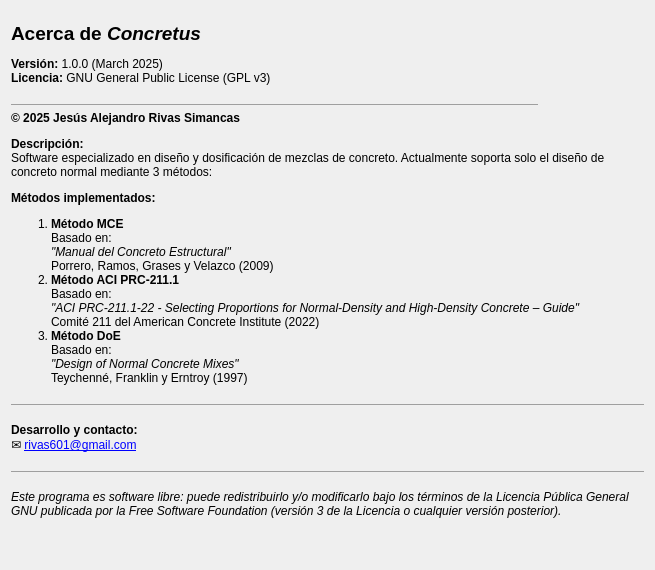
Qt form gui/ui/about_dialog.ui (AMK-ULTRA/Concretus) before a commit.
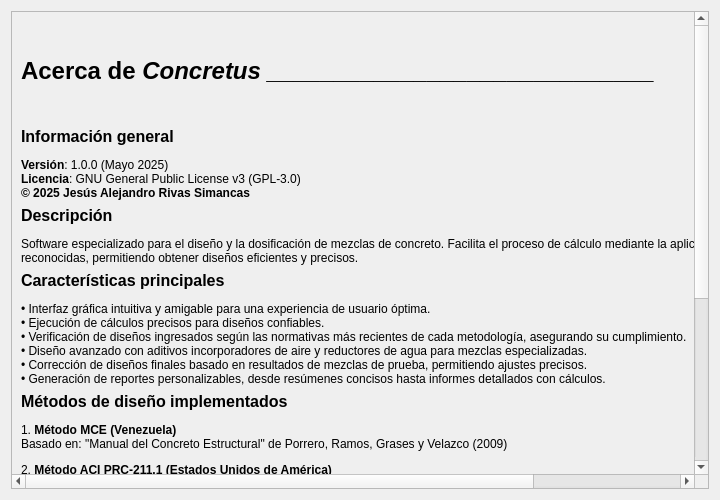
The same form after that commit. Icons and pictures are not drawn.

Commit message: Added new information and formatting to the About dialog. Implemented a reset button to restore all data models and UI fields, returning the user to the welcome widget.

Diff of the .ui file:
```diff
--- a/gui/ui/about_dialog.ui
+++ b/gui/ui/about_dialog.ui
@@ -9,8 +9,8 @@
    <rect>
     <x>0</x>
     <y>0</y>
-    <width>655</width>
-    <height>570</height>
+    <width>720</width>
+    <height>500</height>
    </rect>
   </property>
   <property name="sizePolicy">
@@ -19,271 +19,136 @@
     <verstretch>0</verstretch>
    </sizepolicy>
   </property>
-  <property name="minimumSize">
-   <size>
-    <width>655</width>
-    <height>570</height>
-   </size>
-  </property>
-  <property name="maximumSize">
-   <size>
-    <width>655</width>
-    <height>570</height>
-   </size>
-  </property>
   <property name="windowTitle">
    <string>Info</string>
   </property>
   <property name="locale">
    <locale language="Spanish" country="Venezuela"/>
   </property>
-  <layout class="QVBoxLayout" name="verticalLayout" stretch="0,1">
-   <property name="spacing">
-    <number>0</number>
-   </property>
-   <property name="bottomMargin">
-    <number>0</number>
-   </property>
+  <layout class="QVBoxLayout" name="verticalLayout">
    <item>
-    <layout class="QHBoxLayout" name="horizontalLayout" stretch="1,0">
-     <property name="spacing">
-      <number>6</number>
-     </property>
-     <item>
-      <widget class="QLabel" name="title">
-       <property name="text">
-        <string>&lt;html&gt;
-
-&lt;head&gt;
-&lt;meta http-equiv=Content-Type content=&quot;text/html; charset=windows-1252&quot;&gt;
-&lt;meta name=Generator content=&quot;Microsoft Word 15 (filtered)&quot;&gt;
-&lt;style&gt;
-&lt;!--
- /* Font Definitions */
- @font-face
-	{font-family:Wingdings;
-	panose-1:5 0 0 0 0 0 0 0 0 0;}
-@font-face
-	{font-family:&quot;Cambria Math&quot;;
-	panose-1:2 4 5 3 5 4 6 3 2 4;}
-@font-face
-	{font-family:Calibri;
-	panose-1:2 15 5 2 2 2 4 3 2 4;}
-@font-face
-	{font-family:Aptos;}
- /* Style Definitions */
- p.MsoNormal, li.MsoNormal, div.MsoNormal
-	{margin-top:0in;
-	margin-right:0in;
-	margin-bottom:8.0pt;
-	margin-left:0in;
-	line-height:107%;
-	font-size:11.0pt;
-	font-family:&quot;Aptos&quot;,sans-serif;}
-.MsoChpDefault
-	{font-family:&quot;Aptos&quot;,sans-serif;}
-.MsoPapDefault
-	{margin-bottom:8.0pt;
-	line-height:107%;}
-@page WordSection1
-	{size:8.5in 11.0in;
-	margin:1.0in 1.0in 1.0in 1.0in;}
-div.WordSection1
-	{page:WordSection1;}
- /* List Definitions */
- ol
-	{margin-bottom:0in;}
-ul
-	{margin-bottom:0in;}
---&gt;
-&lt;/style&gt;
-
-&lt;/head&gt;
-
-&lt;body lang=ES-VE link=&quot;#467886&quot; vlink=&quot;#96607D&quot; style='word-wrap:break-word'&gt;
-
-&lt;div class=WordSection1&gt;
-
-&lt;p class=MsoNormal&gt;&lt;b&gt;&lt;span style='font-size:14.0pt;line-height:107%;
-font-family:&quot;Calibri&quot;,sans-serif'&gt;Acerca de &lt;i&gt;Concretus&lt;/i&gt;&lt;/span&gt;&lt;/b&gt;&lt;/p&gt;
-
-&lt;p class=MsoNormal&gt;&lt;b&gt;&lt;span style='font-family:&quot;Calibri&quot;,sans-serif'&gt;Versión:&lt;/span&gt;&lt;/b&gt;&lt;span
-style='font-family:&quot;Calibri&quot;,sans-serif'&gt;&amp;nbsp;1.0.0 (March 2025)&lt;br&gt;
-&lt;b&gt;Licencia:&lt;/b&gt;&amp;nbsp;GNU General Public License (GPL v3)&lt;/span&gt;&lt;/p&gt;
-
-&lt;div class=MsoNormal align=center style='text-align:center'&gt;&lt;span
-style='font-family:&quot;Calibri&quot;,sans-serif'&gt;
-
-&lt;hr size=1 width=&quot;100%&quot; noshade style='color:black' align=center&gt;
-
-&lt;/span&gt;&lt;/div&gt;
-
-&lt;/div&gt;
-
-&lt;/body&gt;
-
-&lt;/html&gt;</string>
-       </property>
-       <property name="alignment">
-        <set>Qt::AlignmentFlag::AlignBottom|Qt::AlignmentFlag::AlignLeading|Qt::AlignmentFlag::AlignLeft</set>
-       </property>
-      </widget>
-     </item>
-     <item>
-      <widget class="QLabel" name="label_logo">
-       <property name="minimumSize">
-        <size>
-         <width>100</width>
-         <height>100</height>
-        </size>
-       </property>
-       <property name="maximumSize">
-        <size>
-         <width>100</width>
-         <height>100</height>
-        </size>
-       </property>
-       <property name="text">
-        <string/>
-       </property>
-       <property name="pixmap">
-        <pixmap>../../assets/images/about_logo.png</pixmap>
-       </property>
-       <property name="scaledContents">
-        <bool>true</bool>
-       </property>
-      </widget>
-     </item>
-    </layout>
-   </item>
-   <item>
-    <widget class="QLabel" name="body">
-     <property name="text">
-      <string>&lt;html&gt;
-
-&lt;head&gt;
-&lt;meta http-equiv=Content-Type content=&quot;text/html; charset=windows-1252&quot;&gt;
-&lt;meta name=Generator content=&quot;Microsoft Word 15 (filtered)&quot;&gt;
-&lt;style&gt;
-&lt;!--
- /* Font Definitions */
- @font-face
-	{font-family:Wingdings;
-	panose-1:5 0 0 0 0 0 0 0 0 0;}
-@font-face
-	{font-family:&quot;Cambria Math&quot;;
-	panose-1:2 4 5 3 5 4 6 3 2 4;}
-@font-face
-	{font-family:Calibri;
-	panose-1:2 15 5 2 2 2 4 3 2 4;}
-@font-face
-	{font-family:Aptos;}
-@font-face
-	{font-family:&quot;Segoe UI Emoji&quot;;
-	panose-1:2 11 5 2 4 2 4 2 2 3;}
- /* Style Definitions */
- p.MsoNormal, li.MsoNormal, div.MsoNormal
-	{margin-top:0in;
-	margin-right:0in;
-	margin-bottom:8.0pt;
-	margin-left:0in;
-	line-height:107%;
-	font-size:11.0pt;
-	font-family:&quot;Aptos&quot;,sans-serif;}
-a:link, span.MsoHyperlink
-	{color:#467886;
-	text-decoration:underline;}
-.MsoChpDefault
-	{font-family:&quot;Aptos&quot;,sans-serif;}
-.MsoPapDefault
-	{margin-bottom:8.0pt;
-	line-height:107%;}
-@page WordSection1
-	{size:8.5in 11.0in;
-	margin:1.0in 1.0in 1.0in 1.0in;}
-div.WordSection1
-	{page:WordSection1;}
- /* List Definitions */
- ol
-	{margin-bottom:0in;}
-ul
-	{margin-bottom:0in;}
---&gt;
-&lt;/style&gt;
-
-&lt;/head&gt;
-
-&lt;body lang=ES-VE link=&quot;#467886&quot; vlink=&quot;#96607D&quot; style='word-wrap:break-word'&gt;
-
-&lt;div class=WordSection1&gt;
-
-&lt;p class=MsoNormal&gt;&lt;b&gt;&lt;span style='font-family:&quot;Calibri&quot;,sans-serif'&gt;© 2025
-Jesús Alejandro Rivas Simancas&lt;/span&gt;&lt;/b&gt;&lt;/p&gt;
-
-&lt;p class=MsoNormal&gt;&lt;b&gt;&lt;span style='font-family:&quot;Calibri&quot;,sans-serif'&gt;Descripción:&lt;/span&gt;&lt;/b&gt;&lt;span
-style='font-family:&quot;Calibri&quot;,sans-serif'&gt;&lt;br&gt;
-Software especializado en diseño y dosificación de mezclas de concreto.
-Actualmente soporta solo el diseño de concreto normal mediante 3 métodos:&lt;/span&gt;&lt;/p&gt;
-
-&lt;p class=MsoNormal&gt;&lt;b&gt;&lt;span style='font-family:&quot;Calibri&quot;,sans-serif'&gt;Métodos
-implementados:&lt;/span&gt;&lt;/b&gt;&lt;/p&gt;
-
-&lt;ol style='margin-top:0in' start=1 type=1&gt;
- &lt;li class=MsoNormal&gt;&lt;b&gt;&lt;span style='font-family:&quot;Calibri&quot;,sans-serif'&gt;Método
-     MCE&lt;/span&gt;&lt;/b&gt;&lt;span style='font-family:&quot;Calibri&quot;,sans-serif'&gt;&lt;br&gt;
-     Basado en:&lt;br&gt;
-     &lt;i&gt;&amp;quot;Manual del Concreto Estructural&amp;quot;&lt;/i&gt;&lt;br&gt;
-     Porrero, Ramos, Grases y Velazco (2009)&lt;/span&gt;&lt;/li&gt;
- &lt;li class=MsoNormal&gt;&lt;b&gt;&lt;span style='font-family:&quot;Calibri&quot;,sans-serif'&gt;Método
-     ACI PRC-211.1&lt;/span&gt;&lt;/b&gt;&lt;span style='font-family:&quot;Calibri&quot;,sans-serif'&gt;&lt;br&gt;
-     Basado en:&lt;br&gt;
-     &lt;i&gt;&amp;quot;ACI PRC-211.1-22 - Selecting Proportions for Normal-Density and
-     High-Density Concrete – Guide&amp;quot;&lt;/i&gt;&lt;br&gt;
-     Comité 211 del American Concrete Institute (2022)&lt;/span&gt;&lt;/li&gt;
- &lt;li class=MsoNormal&gt;&lt;b&gt;&lt;span style='font-family:&quot;Calibri&quot;,sans-serif'&gt;Método
-     DoE&lt;/span&gt;&lt;/b&gt;&lt;span style='font-family:&quot;Calibri&quot;,sans-serif'&gt;&lt;br&gt;
-     Basado en:&lt;br&gt;
-     &lt;i&gt;&amp;quot;Design of Normal Concrete Mixes&amp;quot;&lt;/i&gt;&lt;br&gt;
-     Teychenné, Franklin y Erntroy (1997)&lt;/span&gt;&lt;/li&gt;
-&lt;/ol&gt;
-
-&lt;div class=MsoNormal align=center style='text-align:center'&gt;&lt;span
-style='font-family:&quot;Calibri&quot;,sans-serif'&gt;
-
-&lt;hr size=1 width=&quot;100%&quot; noshade style='color:black' align=center&gt;
-
-&lt;/span&gt;&lt;/div&gt;
-
-&lt;p class=MsoNormal&gt;&lt;b&gt;&lt;span style='font-family:&quot;Calibri&quot;,sans-serif'&gt;Desarrollo
-y contacto:&lt;/span&gt;&lt;/b&gt;&lt;span style='font-family:&quot;Calibri&quot;,sans-serif'&gt;&lt;br&gt;
-&lt;/span&gt;&lt;span style='font-family:&quot;Segoe UI Emoji&quot;,sans-serif'&gt;&amp;#9993;&amp;#65039;&lt;/span&gt;&lt;span
-style='font-family:&quot;Calibri&quot;,sans-serif'&gt;&amp;nbsp;&lt;/span&gt;&lt;a
-href=&quot;mailto:rivas601@gmail.com&quot; target=&quot;_blank&quot;&gt;&lt;span style='font-family:&quot;Calibri&quot;,sans-serif'&gt;rivas601@gmail.com&lt;/span&gt;&lt;/a&gt;&lt;/p&gt;
-
-&lt;div class=MsoNormal align=center style='text-align:center'&gt;&lt;span
-style='font-family:&quot;Calibri&quot;,sans-serif'&gt;
-
-&lt;hr size=1 width=&quot;100%&quot; noshade style='color:black' align=center&gt;
-
-&lt;/span&gt;&lt;/div&gt;
-
-&lt;p class=MsoNormal&gt;&lt;i&gt;&lt;span style='font-family:&quot;Calibri&quot;,sans-serif'&gt;Este
-programa es software libre: puede redistribuirlo y/o modificarlo bajo los
-términos de la Licencia Pública General GNU publicada por la Free Software
-Foundation (versión 3 de la Licencia o cualquier versión posterior).&lt;/span&gt;&lt;/i&gt;&lt;/p&gt;
-
-&lt;/div&gt;
-
-&lt;/body&gt;
-
-&lt;/html&gt;</string>
-     </property>
-     <property name="alignment">
-      <set>Qt::AlignmentFlag::AlignLeading|Qt::AlignmentFlag::AlignLeft|Qt::AlignmentFlag::AlignTop</set>
-     </property>
-     <property name="wordWrap">
+    <widget class="QScrollArea" name="scrollArea">
+     <property name="widgetResizable">
       <bool>true</bool>
      </property>
+     <widget class="QWidget" name="scrollAreaWidgetContents">
+      <property name="geometry">
+       <rect>
+        <x>0</x>
+        <y>0</y>
+        <width>683</width>
+        <height>814</height>
+       </rect>
+      </property>
+      <layout class="QVBoxLayout" name="verticalLayout_2">
+       <item>
+        <layout class="QHBoxLayout" name="horizontalLayout">
+         <item>
+          <widget class="QLabel" name="label_title">
+           <property name="text">
+            <string>&lt;html&gt;&lt;head/&gt;&lt;body&gt;&lt;p&gt;&lt;span style=&quot; font-size:18pt; font-weight:700;&quot;&gt;Acerca de &lt;/span&gt;&lt;span style=&quot; font-size:18pt; font-weight:700; font-style:italic;&quot;&gt;Concretus _____________________________&lt;/span&gt;&lt;/p&gt;&lt;/body&gt;&lt;/html&gt;</string>
+           </property>
+           <property name="wordWrap">
+            <bool>true</bool>
+           </property>
+          </widget>
+         </item>
+         <item>
+          <widget class="QLabel" name="label_logo">
+           <property name="minimumSize">
+            <size>
+             <width>100</width>
+             <height>100</height>
+            </size>
+           </property>
+           <property name="maximumSize">
+            <size>
+             <width>100</width>
+             <height>100</height>
+            </size>
+           </property>
+           <property name="text">
+            <string/>
+           </property>
+           <property name="scaledContents">
+            <bool>true</bool>
+           </property>
+          </widget>
+         </item>
+        </layout>
+       </item>
+       <item>
+        <widget class="QLabel" name="label_general_info">
+         <property name="text">
+          <string>&lt;html&gt;&lt;head/&gt;&lt;body&gt;&lt;p&gt;&lt;span style=&quot; font-size:12pt; font-weight:700;&quot;&gt;Información general&lt;/span&gt;&lt;/p&gt;&lt;p&gt;&lt;span style=&quot; font-weight:700;&quot;&gt;Versión&lt;/span&gt;: 1.0.0 (Mayo 2025)&lt;br/&gt;&lt;span style=&quot; font-weight:700;&quot;&gt;Licencia&lt;/span&gt;: GNU General Public License v3 (GPL-3.0)&lt;br/&gt;&lt;span style=&quot; font-weight:700;&quot;&gt;© 2025 Jesús Alejandro Rivas Simancas&lt;/span&gt;&lt;/p&gt;&lt;/body&gt;&lt;/html&gt;</string>
+         </property>
+         <property name="wordWrap">
+          <bool>true</bool>
+         </property>
+        </widget>
+       </item>
+       <item>
+        <widget class="QLabel" name="label_description">
+         <property name="text">
+          <string>&lt;html&gt;&lt;head/&gt;&lt;body&gt;&lt;p&gt;&lt;span style=&quot; font-size:12pt; font-weight:700;&quot;&gt;Descripción&lt;/span&gt;&lt;/p&gt;&lt;p&gt;Software especializado para el diseño y la dosificación de mezclas de concreto. Facilita el proceso de cálculo mediante la aplicación de metodologías reconocidas, permitiendo obtener diseños eficientes y precisos.&lt;/p&gt;&lt;/body&gt;&lt;/html&gt;</string>
+         </property>
+         <property name="wordWrap">
+          <bool>true</bool>
+         </property>
+        </widget>
+       </item>
+       <item>
+        <widget class="QLabel" name="label_specs">
+         <property name="text">
+          <string>&lt;html&gt;&lt;head/&gt;&lt;body&gt;&lt;p&gt;&lt;span style=&quot; font-size:12pt; font-weight:700;&quot;&gt;Características principales&lt;/span&gt;&lt;/p&gt;&lt;p&gt;• Interfaz gráfica intuitiva y amigable para una experiencia de usuario óptima.&lt;br/&gt;• Ejecución de cálculos precisos para diseños confiables.&lt;br/&gt;• Verificación de diseños ingresados según las normativas más recientes de cada metodología, asegurando su cumplimiento.&lt;br/&gt;• Diseño avanzado con aditivos incorporadores de aire y reductores de agua para mezclas especializadas.&lt;br/&gt;• Corrección de diseños finales basado en resultados de mezclas de prueba, permitiendo ajustes precisos.&lt;br/&gt;• Generación de reportes personalizables, desde resúmenes concisos hasta informes detallados con cálculos.&lt;/p&gt;&lt;/body&gt;&lt;/html&gt;</string>
+         </property>
+         <property name="wordWrap">
+          <bool>true</bool>
+         </property>
+        </widget>
+       </item>
+       <item>
+        <widget class="QLabel" name="label_methods">
+         <property name="text">
+          <string>&lt;html&gt;&lt;head/&gt;&lt;body&gt;&lt;p&gt;&lt;span style=&quot; font-size:12pt; font-weight:700;&quot;&gt;Métodos de diseño implementados&lt;/span&gt;&lt;/p&gt;&lt;p&gt;1. &lt;span style=&quot; font-weight:700;&quot;&gt;Método MCE (Venezuela)&lt;br/&gt;&lt;/span&gt;Basado en: &amp;quot;Manual del Concreto Estructural&amp;quot; de Porrero, Ramos, Grases y Velazco (2009)&lt;/p&gt;&lt;p&gt;2. &lt;span style=&quot; font-weight:700;&quot;&gt;Método ACI PRC-211.1 (Estados Unidos de América)&lt;br/&gt;&lt;/span&gt;Basado en: &amp;quot;ACI PRC-211.1-22 - &lt;span style=&quot; font-style:italic;&quot;&gt;Selecting Proportions for Normal-Density and High-Density Concrete – Guide&lt;/span&gt;&amp;quot; del Comité 211 del Instituto Americano del Concreto (2022) &lt;/p&gt;&lt;p&gt;3. &lt;span style=&quot; font-weight:700;&quot;&gt;Método DoE (Reino Unido)&lt;br/&gt;&lt;/span&gt;Basado en: &amp;quot;&lt;span style=&quot; font-style:italic;&quot;&gt;Design of Normal Concrete Mixes&lt;/span&gt;&amp;quot; de Teychenné, Franklin y Erntroy (1997)&lt;/p&gt;&lt;/body&gt;&lt;/html&gt;</string>
+         </property>
+         <property name="wordWrap">
+          <bool>true</bool>
+         </property>
+        </widget>
+       </item>
+       <item>
+        <widget class="QLabel" name="label_license">
+         <property name="text">
+          <string>&lt;html&gt;&lt;head/&gt;&lt;body&gt;&lt;p&gt;&lt;span style=&quot; font-size:12pt; font-weight:700;&quot;&gt;Aviso de licencia&lt;/span&gt;&lt;/p&gt;&lt;p&gt;Este programa es software libre: puede redistribuirlo y/o modificarlo bajo los términos de la Licencia Pública General GNU publicada por la Free Software Foundation, ya sea la versión 3 de la Licencia, o cualquier versión posterior.&lt;/p&gt;&lt;p&gt;Este programa se distribuye con la esperanza de que sea útil, pero SIN NINGUNA GARANTÍA; sin siquiera la garantía implícita de COMERCIABILIDAD o IDONEIDAD PARA UN PROPÓSITO PARTICULAR. Vea la Licencia Pública General GNU para más detalles.&lt;/p&gt;&lt;/body&gt;&lt;/html&gt;</string>
+         </property>
+         <property name="wordWrap">
+          <bool>true</bool>
+         </property>
+        </widget>
+       </item>
+       <item>
+        <widget class="QLabel" name="label_contact">
+         <property name="text">
+          <string>&lt;html&gt;&lt;head/&gt;&lt;body&gt;&lt;p&gt;&lt;span style=&quot; font-size:12pt; font-weight:700;&quot;&gt;Contacto y soporte&lt;/span&gt;&lt;/p&gt;&lt;p&gt;• Correo electrónico: &lt;span style=&quot; font-family:'Courier New','monospace'; font-size:9.8pt; color:#6aab73;&quot;&gt;✉️&lt;/span&gt;&lt;a href=&quot;mailto:rivas601@gmail.com&quot;&gt;&lt;span style=&quot; text-decoration: underline; color:#004275;&quot;&gt;rivas601@gmail.com&lt;/span&gt;&lt;/a&gt;&lt;/p&gt;&lt;/body&gt;&lt;/html&gt;</string>
+         </property>
+         <property name="wordWrap">
+          <bool>true</bool>
+         </property>
+        </widget>
+       </item>
+       <item>
+        <widget class="QLabel" name="label_footer">
+         <property name="text">
+          <string>&lt;html&gt;&lt;head/&gt;&lt;body&gt;&lt;p&gt;_________________________________________________________________________________________________________________________________&lt;br/&gt;&lt;span style=&quot; font-style:italic;&quot;&gt;Concretus es una aplicación construida con Python y PyQt6&lt;/span&gt;&lt;/p&gt;&lt;/body&gt;&lt;/html&gt;</string>
+         </property>
+         <property name="wordWrap">
+          <bool>true</bool>
+         </property>
+        </widget>
+       </item>
+      </layout>
+     </widget>
     </widget>
    </item>
   </layout>
```
Left out of the diff: 2 changed lines with no effect on the pictures. The commit also changes 4 other files.
